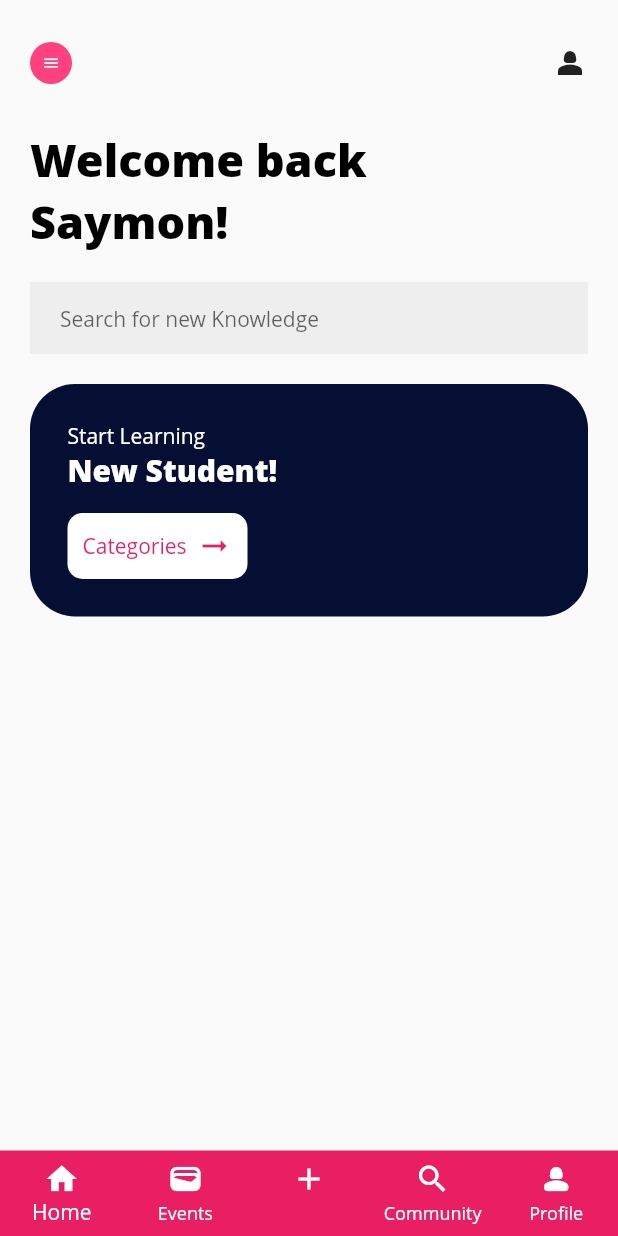
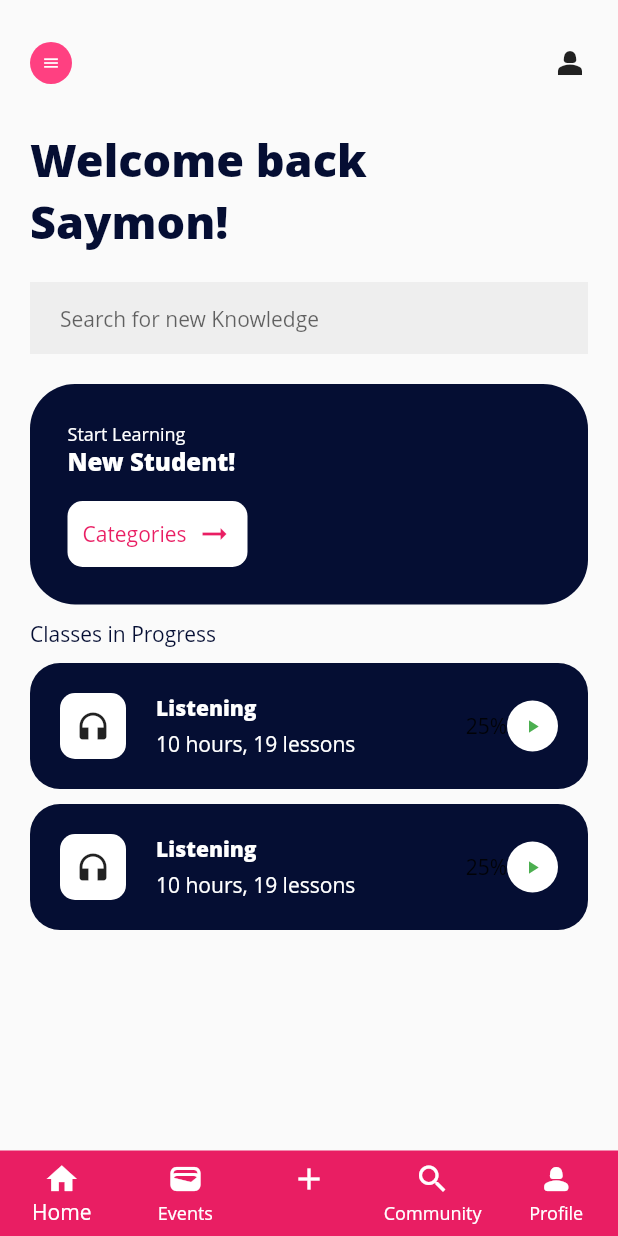
Before and after one commit to tinashemahwenda/ako_app, a Flutter app: the screen it shows after launch, on a phone screen of 412 x 824 dp. Run offline on Flutter 3.47's test engine with Material 2 defaults, Android fonts, the light colour scheme and no system bars.

Commit message:
Refined homepage view

```diff
--- a/lib/pages/homepage.dart
+++ b/lib/pages/homepage.dart
@@ -1,5 +1,7 @@
+import 'package:ako_app/components/bannerCard.dart';
 import 'package:ako_app/components/searchBar.dart';
 import 'package:ako_app/components/topBar.dart';
+import 'package:ako_app/pages/readingPage.dart';
 import 'package:flutter/material.dart';
 
 class homePage extends StatefulWidget {
@@ -12,9 +14,7 @@ class homePage extends StatefulWidget {
 class _homePageState extends State<homePage> {
   final List<Widget> _screens = [
     const Home(),
-    const Center(
-      child: Text('Ako Events'),
-    ),
+    const readingPage(),
     const Center(
       child: Text('Ako Add'),
     ),
@@ -65,7 +65,9 @@ class Home extends StatelessWidget {
   Widget build(BuildContext context) {
     double width = MediaQuery.of(context).size.width;
     double height = MediaQuery.of(context).size.height;
+    Color DimBlue = const Color.fromARGB(255, 5, 14, 51);
     return SafeArea(
+      child: SingleChildScrollView(
         child: Padding(
           padding: const EdgeInsets.symmetric(
             horizontal: 20.0,
@@ -73,90 +75,59 @@ class Home extends StatelessWidget {
           ),
           child: Column(
             crossAxisAlignment: CrossAxisAlignment.start,
-          children: [
-            const SizedBox(
+            children: const [
+              SizedBox(
                 height: 18,
               ),
-            const topBar(),
-            const SizedBox(
+              topBar(),
+              SizedBox(
                 height: 30,
               ),
-            const Text(
+              Text(
                 'Welcome back',
                 style: TextStyle(
-                color: Colors.black,
+                  color: Color.fromARGB(255, 5, 14, 51),
+                  fontFamily: 'OpenSans',
                   fontWeight: FontWeight.bold,
                   fontSize: 30,
                 ),
               ),
-            const Text(
+              Text(
                 'Saymon!',
                 style: TextStyle(
-                color: Colors.black,
+                  color: Color.fromARGB(255, 5, 14, 51),
                   fontWeight: FontWeight.bold,
                   fontSize: 30,
                 ),
               ),
-            const SizedBox(
+              SizedBox(
                 height: 20,
               ),
-            const searchBar(),
-            const SizedBox(
+              searchBar(),
+              SizedBox(
                 height: 20,
               ),
-            Container(
-              width: width,
-              padding: const EdgeInsets.all(25),
-              decoration: BoxDecoration(
-                borderRadius: BorderRadius.circular(30),
-                color: const Color.fromARGB(255, 5, 14, 51),
+              bannerCard(),
+              SizedBox(
+                height: 10,
               ),
-              child: Column(
-                crossAxisAlignment: CrossAxisAlignment.start,
-                children: [
-                  const Text(
-                    'Start Learning',
+              Text(
+                'Classes in Progress',
                 style: TextStyle(
-                      color: Colors.white,
+                  fontWeight: FontWeight.w500,
+                  color: Color.fromARGB(255, 5, 14, 51),
                 ),
               ),
-                  const Text(
-                    'New Student!',
-                    style: TextStyle(
-                      color: Colors.white,
-                      fontWeight: FontWeight.bold,
-                      fontSize: 20,
+              SizedBox(
+                height: 10,
               ),
+              lessonCard(),
+              SizedBox(
+                height: 10,
               ),
-                  const SizedBox(
-                    height: 15,
-                  ),
-                  Container(
-                    width: 120,
-                    padding: const EdgeInsets.all(10),
-                    decoration: BoxDecoration(
-                        borderRadius: BorderRadius.circular(10),
-                        color: Colors.white),
-                    child: Row(
-                      mainAxisAlignment: MainAxisAlignment.spaceBetween,
-                      children: const [
-                        Text(
-                          'Categories',
-                          style: TextStyle(
-                            color: Colors.pink,
-                          ),
-                        ),
-                        Icon(
-                          Icons.arrow_right_alt,
-                          color: Colors.pink,
-                        )
+              lessonCard(),
             ],
           ),
-                  )
-                ],
-              ),
-            )
-          ],
         ),
       ),
     );
```
Lines whose indentation alone changed are shown as unchanged.
